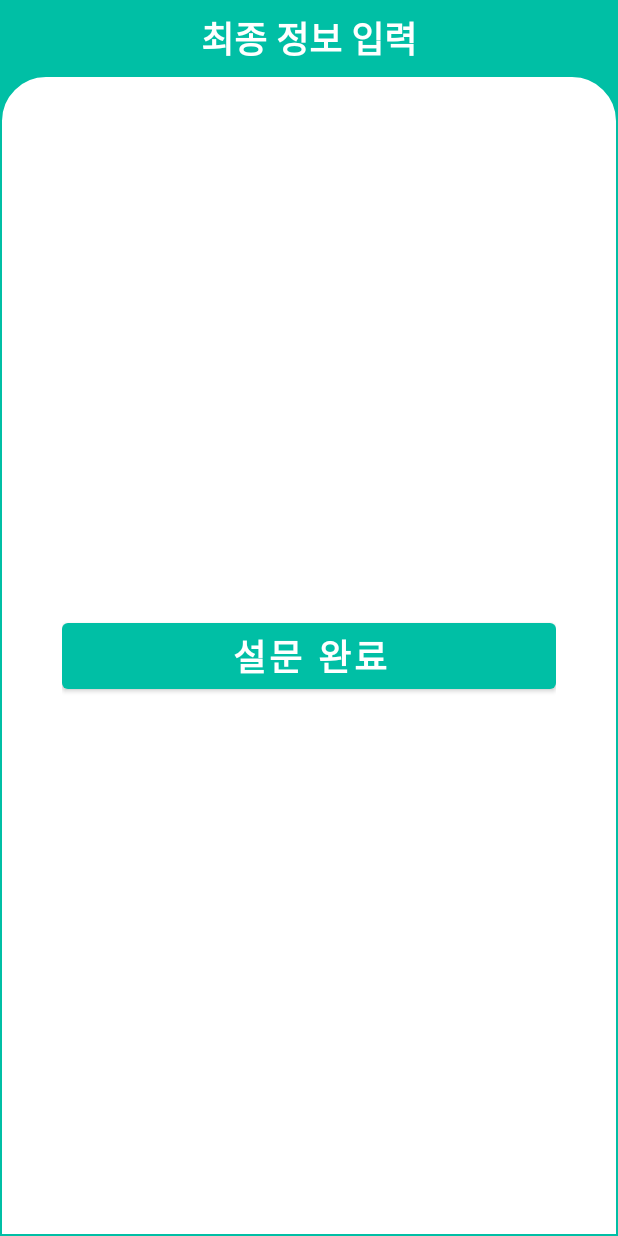
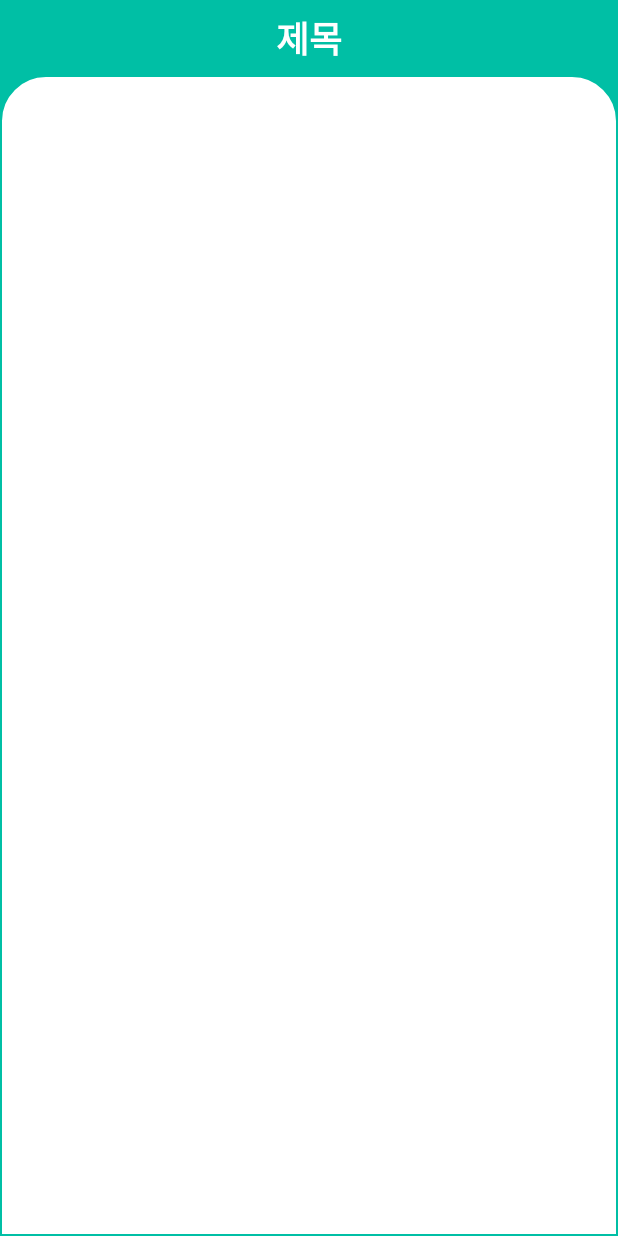
Before and after one commit to leejaeseung/medical_survey_app, an Android app: the layout survey_view.xml on its own in the app's theme, with its tools: preview values and no code run, on a phone screen of 412 x 824 dp. Run offline under Robolectric (Android 15) with nearby library versions, the phone set to English and light mode, and no system bars.

Commit message:
커스텀 뷰 제작 : 설문 페이지 레이아웃

```diff
--- a/app/src/main/java/com/example/practiceapp/MainActivity.java
+++ b/app/src/main/java/com/example/practiceapp/MainActivity.java
@@ -1,7 +1,6 @@
 package com.example.practiceapp;
 
 import androidx.appcompat.app.AppCompatActivity;
-
 import android.os.Bundle;
 
 public class MainActivity extends AppCompatActivity {
@@ -9,6 +8,7 @@ public class MainActivity extends AppCompatActivity {
     @Override
     protected void onCreate(Bundle savedInstanceState) {
         super.onCreate(savedInstanceState);
-        setContentView(R.layout.activity_main);
+
+        setContentView(R.layout.end_page);
     }
 }
--- a/app/src/main/res/layout/activity_main.xml
+++ b/app/src/main/res/layout/survey_view.xml
@@ -24,10 +24,10 @@
                 android:background="@color/teal_A700">
 
                 <TextView
-                    android:id="@+id/textView3"
+                    android:id="@+id/top_title"
                     android:layout_width="wrap_content"
                     android:layout_height="wrap_content"
-                    android:text="최종 정보 입력"
+                    android:text="제목"
                     android:textColor="@color/white"
                     android:textSize="24sp"
                     android:textStyle="bold"
@@ -53,20 +53,7 @@
                         android:layout_height="match_parent"
                         app:layout_constraintEnd_toEndOf="parent"
                         app:layout_constraintStart_toStartOf="parent"
-                        app:layout_constraintWidth_percent="0.8">
-
-                        <Button
-                            android:id="@+id/button5"
-                            android:layout_width="0dp"
-                            android:layout_height="wrap_content"
-                            android:text="설문 완료"
-                            android:textSize="24sp"
-                            android:textStyle="bold"
-                            app:layout_constraintBottom_toBottomOf="parent"
-                            app:layout_constraintEnd_toEndOf="parent"
-                            app:layout_constraintStart_toStartOf="parent"
-                            app:layout_constraintTop_toTopOf="parent" />
-                    </androidx.constraintlayout.widget.ConstraintLayout>
+                        app:layout_constraintWidth_percent="0.8" />
 
                 </androidx.constraintlayout.widget.ConstraintLayout>
             </androidx.constraintlayout.widget.ConstraintLayout>
--- /dev/null
+++ b/app/src/main/res/values/attrs.xml
@@ -0,0 +1,6 @@
+<?xml version="1.0" encoding="utf-8"?>
+<resources>
+    <declare-styleable name="SurveyViewControl">
+        <attr name="pageTitle" format="reference|string"/>
+    </declare-styleable>
+</resources>
--- a/app/src/main/res/values/themes.xml
+++ b/app/src/main/res/values/themes.xml
@@ -1,6 +1,6 @@
 <resources xmlns:tools="http://schemas.android.com/tools">
     <!-- Base application theme. -->
-    <style name="Theme.PracticeApp" parent="Theme.MaterialComponents.DayNight.DarkActionBar">
+    <style name="Theme.PracticeApp" parent="Theme.MaterialComponents.DayNight.NoActionBar">
         <!-- Primary brand color. -->
         <item name="colorPrimary">@color/teal_A700</item>
         <item name="colorPrimaryVariant">@color/teal_700</item>
```
Also changed, not shown: app/src/main/java/com/example/practiceapp/SurveyViewControl.java (added, +63 -0 lines), app/src/main/res/layout/end_page.xml (added, +16 -0 lines), app/src/main/res/values/strings.xml (+8 -0 lines).
